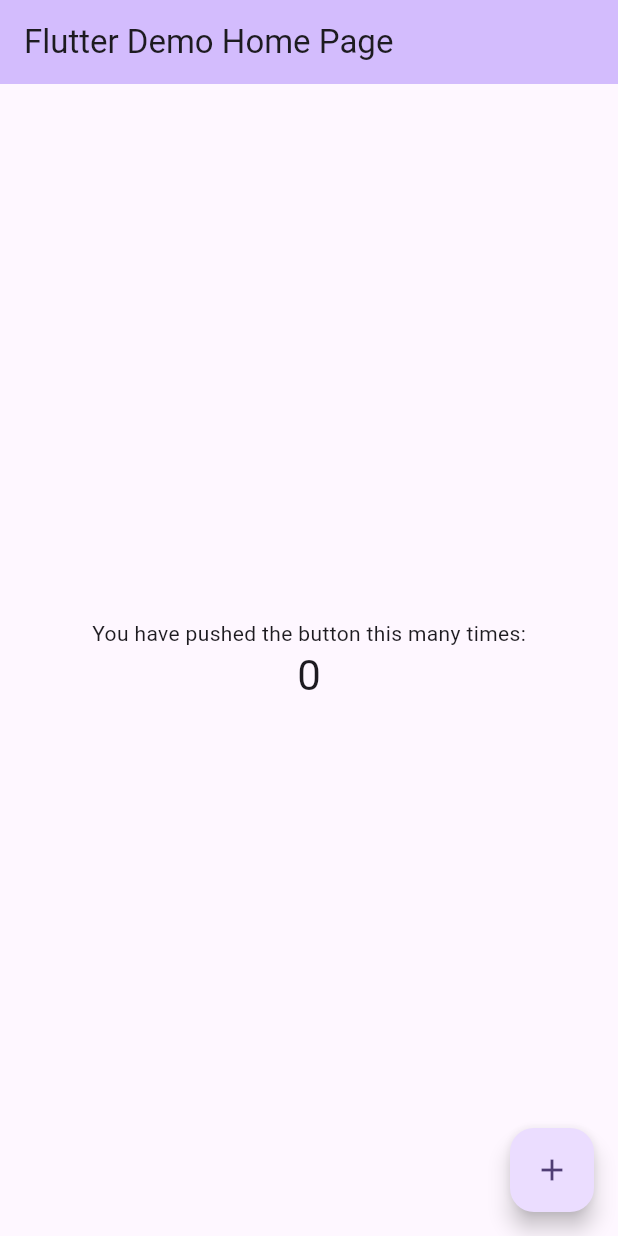
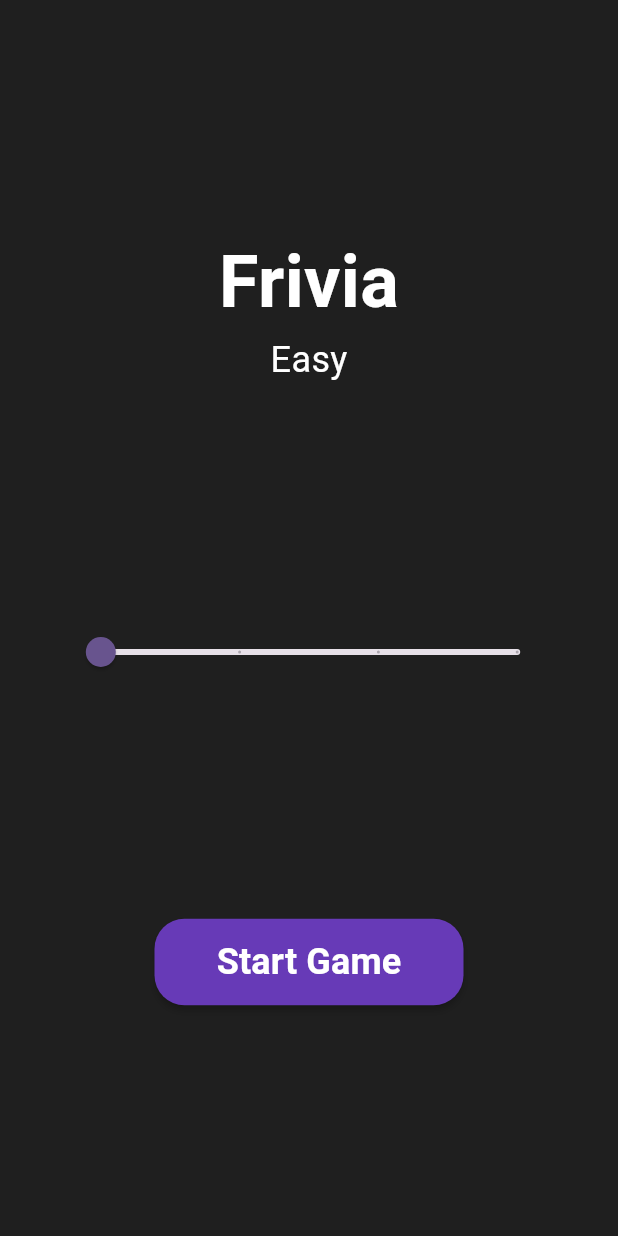
Before and after one commit to Junaidchohan/Frivia-App, a Flutter app: the screen it shows after launch, on a phone screen of 412 x 824 dp. Run offline on Flutter 3.47's test engine with Material 3 defaults, Android fonts, the phone set to English and light mode, and no system bars; our stand-ins replace dio; Roboto replaces fonts that are missing (ArchitectsDaughter).

Commit message:
finsh the app

```diff
--- a/lib/main.dart
+++ b/lib/main.dart
@@ -1,4 +1,5 @@
 import 'package:flutter/material.dart';
+import 'package:frivia_app/pages/home_page.dart';
 
 void main() {
   runApp(const MyApp());
@@ -13,95 +14,10 @@ class MyApp extends StatelessWidget {
       title: 'Frivia',
       theme: ThemeData(
         fontFamily: 'ArchitectsDaughter',
+        scaffoldBackgroundColor: Color.fromRGBO(31, 31, 31, 1.0),
         colorScheme: .fromSeed(seedColor: Colors.deepPurple),
       ),
-      home: const MyHomePage(title: 'Flutter Demo Home Page'),
+      home: HomePage(),
     );
   }
 }
-
-class MyHomePage extends StatefulWidget {
-  const MyHomePage({super.key, required this.title});
-
-  // This widget is the home page of your application. It is stateful, meaning
-  // that it has a State object (defined below) that contains fields that affect
-  // how it looks.
-
-  // This class is the configuration for the state. It holds the values (in this
-  // case the title) provided by the parent (in this case the App widget) and
-  // used by the build method of the State. Fields in a Widget subclass are
-  // always marked "final".
-
-  final String title;
-
-  @override
-  State<MyHomePage> createState() => _MyHomePageState();
-}
-
-class _MyHomePageState extends State<MyHomePage> {
-  int _counter = 0;
-
-  void _incrementCounter() {
-    setState(() {
-      // This call to setState tells the Flutter framework that something has
-      // changed in this State, which causes it to rerun the build method below
-      // so that the display can reflect the updated values. If we changed
-      // _counter without calling setState(), then the build method would not be
-      // called again, and so nothing would appear to happen.
-      _counter++;
-    });
-  }
-
-  @override
-  Widget build(BuildContext context) {
-    // This method is rerun every time setState is called, for instance as done
-    // by the _incrementCounter method above.
-    //
-    // The Flutter framework has been optimized to make rerunning build methods
-    // fast, so that you can just rebuild anything that needs updating rather
-    // than having to individually change instances of widgets.
-    return Scaffold(
-      appBar: AppBar(
-        // TRY THIS: Try changing the color here to a specific color (to
-        // Colors.amber, perhaps?) and trigger a hot reload to see the AppBar
-        // change color while the other colors stay the same.
-        backgroundColor: Theme.of(context).colorScheme.inversePrimary,
-        // Here we take the value from the MyHomePage object that was created by
-        // the App.build method, and use it to set our appbar title.
-        title: Text(widget.title),
-      ),
-      body: Center(
-        // Center is a layout widget. It takes a single child and positions it
-        // in the middle of the parent.
-        child: Column(
-          // Column is also a layout widget. It takes a list of children and
-          // arranges them vertically. By default, it sizes itself to fit its
-          // children horizontally, and tries to be as tall as its parent.
-          //
-          // Column has various properties to control how it sizes itself and
-          // how it positions its children. Here we use mainAxisAlignment to
-          // center the children vertically; the main axis here is the vertical
-          // axis because Columns are vertical (the cross axis would be
-          // horizontal).
-          //
-          // TRY THIS: Invoke "debug painting" (choose the "Toggle Debug Paint"
-          // action in the IDE, or press "p" in the console), to see the
-          // wireframe for each widget.
-          mainAxisAlignment: .center,
-          children: [
-            const Text('You have pushed the button this many times:'),
-            Text(
-              '$_counter',
-              style: Theme.of(context).textTheme.headlineMedium,
-            ),
-          ],
-        ),
-      ),
-      floatingActionButton: FloatingActionButton(
-        onPressed: _incrementCounter,
-        tooltip: 'Increment',
-        child: const Icon(Icons.add),
-      ),
-    );
-  }
-}
--- /dev/null
+++ b/lib/pages/home_page.dart
@@ -0,0 +1,98 @@
+import 'package:flutter/material.dart';
+import 'package:frivia_app/pages/game_page.dart';
+
+class HomePage extends StatefulWidget {
+  HomePage({super.key});
+
+  @override
+  State<HomePage> createState() => _HomePageState();
+}
+
+class _HomePageState extends State<HomePage> {
+  double? deviceHeight, deviceWidth;
+  double difficultyLevel = 0;
+  final List<String> difficultyText = ['Easy', 'Medium', 'Hard'];
+  @override
+  Widget build(BuildContext context) {
+    deviceHeight = MediaQuery.of(context).size.height;
+    deviceWidth = MediaQuery.of(context).size.width;
+    return Scaffold(
+      body: SafeArea(
+        child: Container(
+          padding: EdgeInsets.symmetric(horizontal: deviceWidth! * 0.1),
+          child: Center(
+            child: Column(
+              mainAxisAlignment: MainAxisAlignment.spaceEvenly,
+              mainAxisSize: MainAxisSize.max,
+              crossAxisAlignment: CrossAxisAlignment.center,
+              children: [apptitle(), difficultySlider(), startGameButton()],
+            ),
+          ),
+        ),
+      ),
+    );
+  }
+
+  Widget apptitle() {
+    return Column(
+      children: [
+        Text(
+          'Frivia',
+          style: TextStyle(
+            color: Colors.white,
+            fontSize: 48,
+            fontWeight: FontWeight.bold,
+          ),
+        ),
+        Text(
+          difficultyText[difficultyLevel.toInt()],
+          style: TextStyle(color: Colors.white, fontSize: 24),
+        ),
+      ],
+    );
+  }
+
+  Widget difficultySlider() {
+    return Slider(
+      min: 0,
+      max: 2,
+      divisions: 3,
+      value: difficultyLevel,
+      onChanged: (double value) {
+        setState(() {
+          difficultyLevel = value;
+        });
+      },
+    );
+  }
+
+  Widget startGameButton() {
+    return MaterialButton(
+      onPressed: () {
+        Navigator.push(
+          context,
+          MaterialPageRoute(
+            builder: (BuildContext context) {
+              return GamePage(
+                difficulty: difficultyText[difficultyLevel.toInt()]
+                    .toLowerCase(),
+              );
+            },
+          ),
+        );
+      },
+      color: Colors.deepPurple,
+      minWidth: deviceWidth! * 0.5,
+      height: deviceHeight! * 0.07,
+      shape: RoundedRectangleBorder(borderRadius: BorderRadius.circular(20)),
+      child: Text(
+        'Start Game',
+        style: TextStyle(
+          color: Colors.white,
+          fontSize: 24,
+          fontWeight: FontWeight.bold,
+        ),
+      ),
+    );
+  }
+}
```
Also changed, not shown: lib/pages/game_page.dart (+6 -10 lines), lib/provider/game_page_provider.dart (+9 -2 lines).
